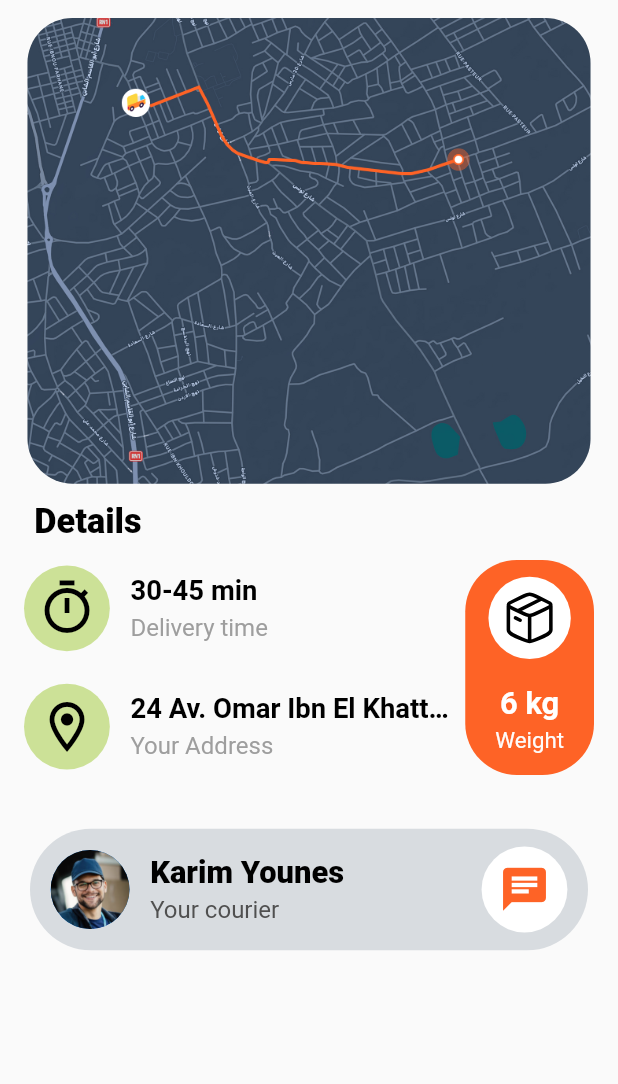
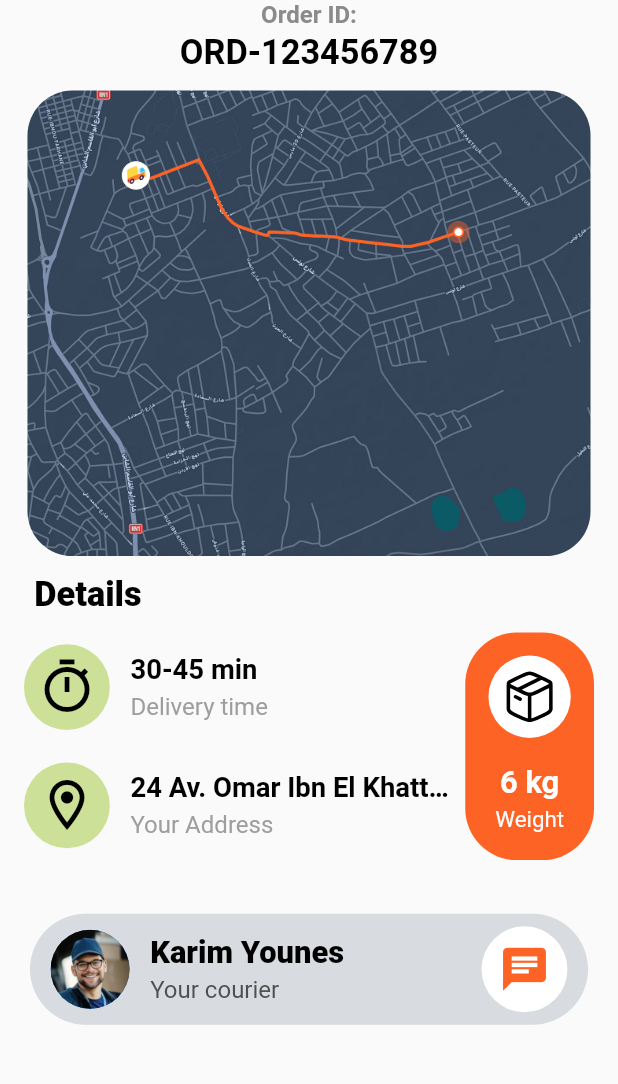
Before and after one commit to med-talmoudi/Mohamed_Talmoudi_HeavyFreight_Flutter_Test, a Flutter app: the TrackDelivery screen opened by its route, on a phone screen of 412 x 824 dp, the part 84-1168 px from its top. Run offline on Flutter 3.47's test engine with Material 3 defaults, Android fonts, the phone set to English and light mode, and no system bars; our stand-ins replace country_code_picker, flutter_screenutil, flutter_svg, fluttertoast, lottie, pinput.

Commit message:
text fixing

```diff
--- a/lib/features/Package/view/track_delivery.dart
+++ b/lib/features/Package/view/track_delivery.dart
@@ -21,6 +21,28 @@ class _TrackDeliveryState extends State<TrackDelivery> {
         child: SingleChildScrollView(
           child: Column(
             children: [
+              Column(
+                mainAxisAlignment: MainAxisAlignment.center,
+                children: [
+
+                Text(
+                  "Order ID:",
+                  style: TextStyle(
+                    fontSize: 14.sp,
+                    fontWeight: FontWeight.w600,
+                    color: const Color.fromARGB(255, 139, 139, 139),
+                  ),
+                ),
+                2.vs,
+                Text(
+                  "ORD-123456789",
+                  style: TextStyle(
+                    fontSize: 20.sp,
+                    fontWeight: FontWeight.w700,
+                    color: const Color.fromARGB(255, 0, 0, 0),
+                  ),
+                ),
+              ],),
               10.vs,
               Padding(
                 padding: EdgeInsets.symmetric(horizontal: 16.w),
@@ -78,7 +100,7 @@ class _TrackDeliveryState extends State<TrackDelivery> {
                     // Right Box - Weight
                     Container(
                       width: 75.w,
-                      height: 120.h,
+                      height: 127.h,
                       decoration: BoxDecoration(
                         color: const Color.fromRGBO(254, 99, 38,1),
                         borderRadius: BorderRadius.circular(30.r),
@@ -135,7 +157,7 @@ class _TrackDeliveryState extends State<TrackDelivery> {
               Padding(
                 padding: const EdgeInsets.symmetric(horizontal: 20.0),
                 child: Container(
-                  padding: EdgeInsets.symmetric(horizontal: 10.w, vertical: 10.h),
+                  padding: EdgeInsets.symmetric(horizontal: 10.w, vertical: 7.h),
                   decoration: BoxDecoration(
                     color: const Color.fromRGBO(216, 220, 224, 1),
                     borderRadius: BorderRadius.circular(40.r),
```
